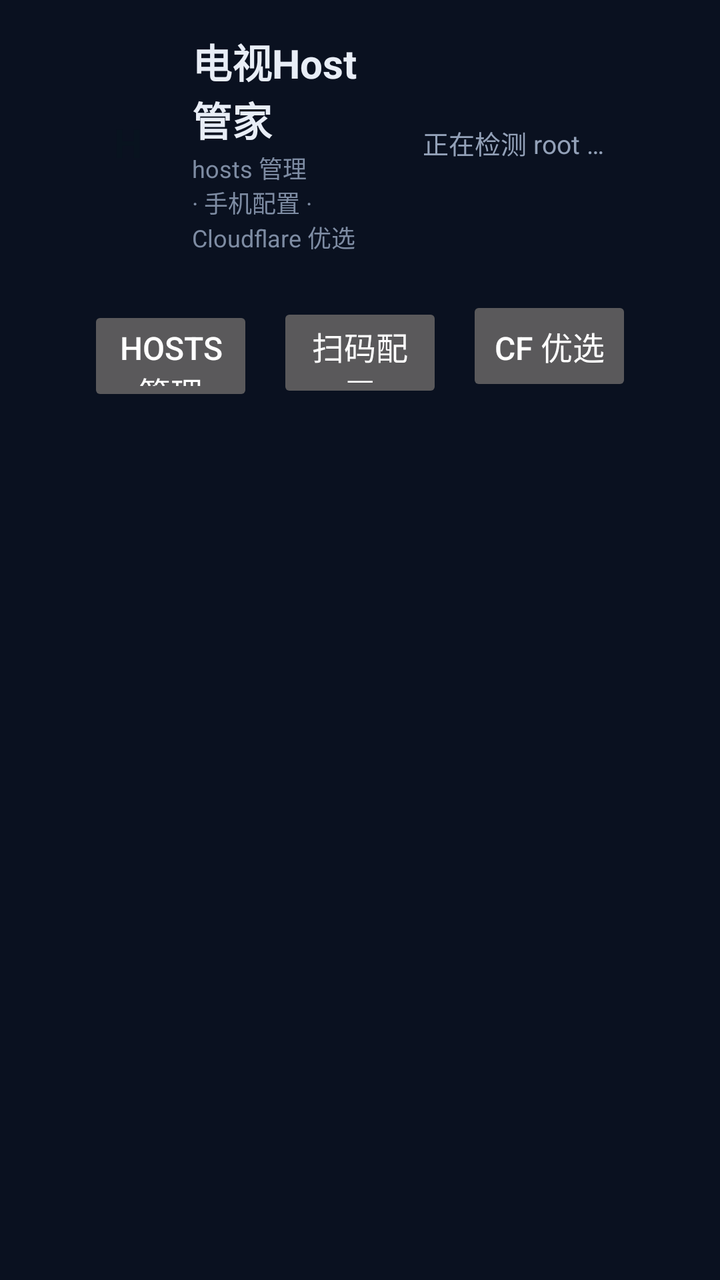
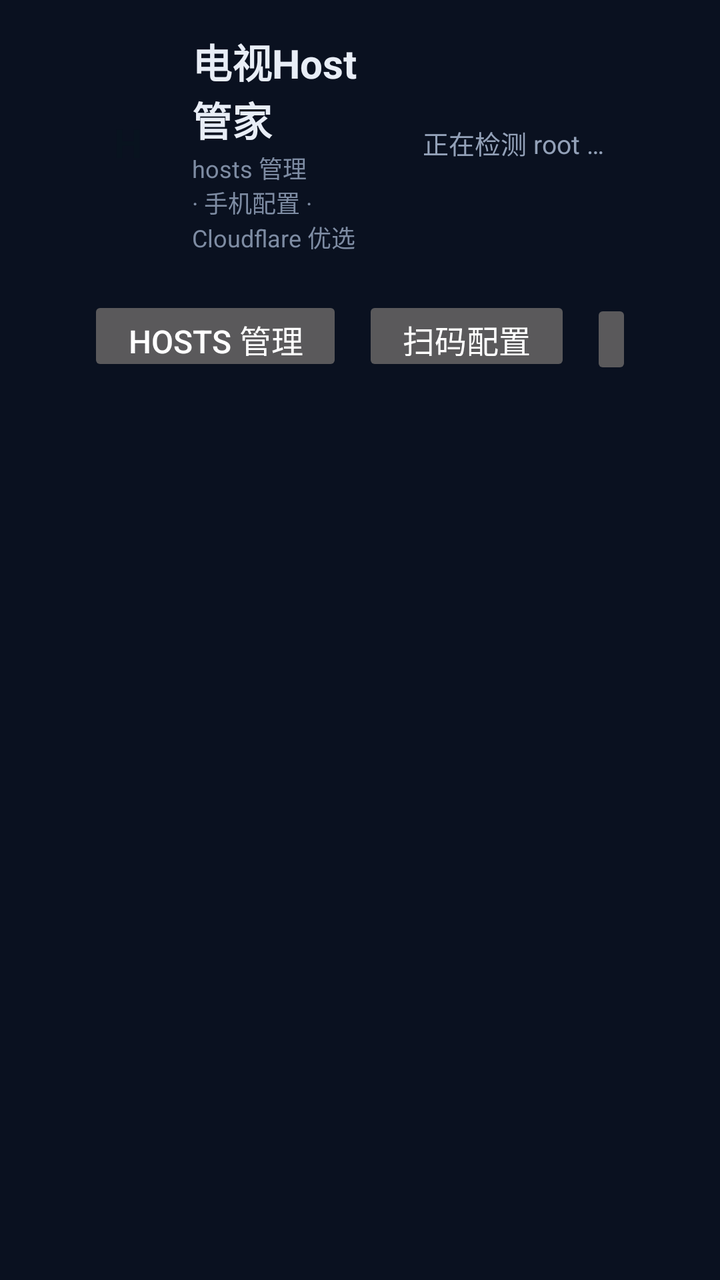

The first picture is an Android layout as it rendered before a commit; the second is the same layout after the commit. The layout source and the unified diff follow.
<!-- AndroidManifest.xml: application theme AppTheme -->
<!-- res/layout/activity_main.xml -->
<?xml version="1.0" encoding="utf-8"?>
<LinearLayout xmlns:android="http://schemas.android.com/apk/res/android"
    android:id="@+id/root"
    android:layout_width="match_parent"
    android:layout_height="match_parent"
    android:orientation="vertical"
    android:paddingStart="44dp"
    android:paddingEnd="44dp"
    android:paddingTop="16dp"
    android:paddingBottom="6dp"
    android:background="#0A1120">

    
    <LinearLayout
        android:id="@+id/top_bar"
        android:layout_width="match_parent"
        android:layout_height="wrap_content"
        android:orientation="horizontal"
        android:gravity="center_vertical">

        <TextView
            android:id="@+id/brand_logo"
            android:layout_width="40dp"
            android:layout_height="40dp"
            android:gravity="center"
            android:text="H"
            android:textColor="#08131F"
            android:textSize="20sp"
            android:textStyle="bold" />

        <LinearLayout
            android:layout_width="0dp"
            android:layout_height="wrap_content"
            android:layout_weight="1"
            android:layout_marginStart="12dp"
            android:orientation="vertical">

            <TextView
                android:id="@+id/brand_title"
                android:layout_width="wrap_content"
                android:layout_height="wrap_content"
                android:text="电视Host管家"
                android:textColor="#E8EDF6"
                android:textSize="20sp"
                android:textStyle="bold" />

            <TextView
                android:id="@+id/brand_sub"
                android:layout_width="wrap_content"
                android:layout_height="wrap_content"
                android:layout_marginTop="1dp"
                android:text="hosts 管理 · 手机配置 · Cloudflare 优选"
                android:textColor="#7E8CA3"
                android:textSize="12sp" />
        </LinearLayout>

        
        <LinearLayout
            android:id="@+id/root_pill"
            android:layout_width="wrap_content"
            android:layout_height="wrap_content"
            android:orientation="horizontal"
            android:gravity="center_vertical"
            android:paddingStart="12dp"
            android:paddingEnd="14dp"
            android:paddingTop="7dp"
            android:paddingBottom="7dp">

            <ImageView
                android:id="@+id/root_icon"
                android:layout_width="14dp"
                android:layout_height="14dp"
                android:layout_marginEnd="7dp" />

            <TextView
                android:id="@+id/root_text"
                android:layout_width="wrap_content"
                android:layout_height="wrap_content"
                android:text="正在检测 root …"
                android:textColor="#93A1B8"
                android:textSize="13sp" />
        </LinearLayout>
    </LinearLayout>

    
    <View
        android:id="@+id/hair_line"
        android:layout_width="match_parent"
        android:layout_height="1dp"
        android:layout_marginTop="10dp" />

    
    <LinearLayout
        android:id="@+id/nav_bar"
        android:layout_width="match_parent"
        android:layout_height="wrap_content"
        android:orientation="horizontal"
        android:paddingTop="10dp"
        android:paddingBottom="4dp">

        <Button
            android:id="@+id/nav_hosts"
            android:layout_width="0dp"
            android:layout_height="50dp"
            android:layout_weight="1"
            android:layout_marginEnd="6dp"
            android:stateListAnimator="@null"
            android:text="Hosts 管理"
            android:textSize="16sp" />

        <Button
            android:id="@+id/nav_qr"
            android:layout_width="0dp"
            android:layout_height="50dp"
            android:layout_weight="1"
            android:layout_marginStart="6dp"
            android:layout_marginEnd="6dp"
            android:stateListAnimator="@null"
            android:text="扫码配置"
            android:textSize="16sp" />

        <Button
            android:id="@+id/nav_cf"
            android:layout_width="0dp"
            android:layout_height="50dp"
            android:layout_weight="1"
            android:layout_marginStart="6dp"
            android:stateListAnimator="@null"
            android:text="CF 优选"
            android:textSize="16sp" />
    </LinearLayout>

    
    <FrameLayout
        android:id="@+id/content"
        android:layout_width="match_parent"
        android:layout_height="0dp"
        android:layout_weight="1" />

    
    <LinearLayout
        android:id="@+id/hint_bar"
        android:layout_width="match_parent"
        android:layout_height="wrap_content"
        android:orientation="horizontal"
        android:gravity="center_vertical"
        android:paddingTop="8dp"
        android:paddingBottom="6dp">

        <LinearLayout
            android:id="@+id/hint_row"
            android:layout_width="0dp"
            android:layout_height="wrap_content"
            android:layout_weight="1"
            android:orientation="horizontal"
            android:gravity="center_vertical" />
    </LinearLayout>
</LinearLayout>
<!-- resources referenced by this layout -->
<resources>
  <style name="AppTheme" parent="android:Theme.Material.NoActionBar">
          <item name="android:windowBackground">@color/window_bg</item>
          <item name="android:colorPrimary">@color/primary</item>
          <item name="android:colorPrimaryDark">@color/primary_dark</item>
          <item name="android:colorAccent">@color/accent</item>
      </style>
  <color name="window_bg">#0E1420</color>
  <color name="primary">#1B2A4A</color>
  <color name="primary_dark">#0A0F1A</color>
  <color name="accent">#4FC3F7</color>
</resources>

<!-- the commit's change to res/layout/activity_main.xml (unified diff, before → after) -->
@@ -96,35 +96,36 @@
         android:layout_height="wrap_content"
         android:orientation="horizontal"
         android:paddingTop="10dp"
-        android:paddingBottom="4dp">
+        android:paddingBottom="6dp">
 
         <Button
             android:id="@+id/nav_hosts"
-            android:layout_width="0dp"
-            android:layout_height="50dp"
-            android:layout_weight="1"
-            android:layout_marginEnd="6dp"
+            android:layout_width="wrap_content"
+            android:layout_height="40dp"
+            android:layout_marginEnd="10dp"
+            android:paddingStart="20dp"
+            android:paddingEnd="20dp"
             android:stateListAnimator="@null"
             android:text="Hosts 管理"
             android:textSize="16sp" />
 
         <Button
             android:id="@+id/nav_qr"
-            android:layout_width="0dp"
-            android:layout_height="50dp"
-            android:layout_weight="1"
-            android:layout_marginStart="6dp"
-            android:layout_marginEnd="6dp"
+            android:layout_width="wrap_content"
+            android:layout_height="40dp"
+            android:layout_marginEnd="10dp"
+            android:paddingStart="20dp"
+            android:paddingEnd="20dp"
             android:stateListAnimator="@null"
             android:text="扫码配置"
             android:textSize="16sp" />
 
         <Button
             android:id="@+id/nav_cf"
-            android:layout_width="0dp"
-            android:layout_height="50dp"
-            android:layout_weight="1"
-            android:layout_marginStart="6dp"
+            android:layout_width="wrap_content"
+            android:layout_height="40dp"
+            android:paddingStart="20dp"
+            android:paddingEnd="20dp"
             android:stateListAnimator="@null"
             android:text="CF 优选"
             android:textSize="16sp" />
